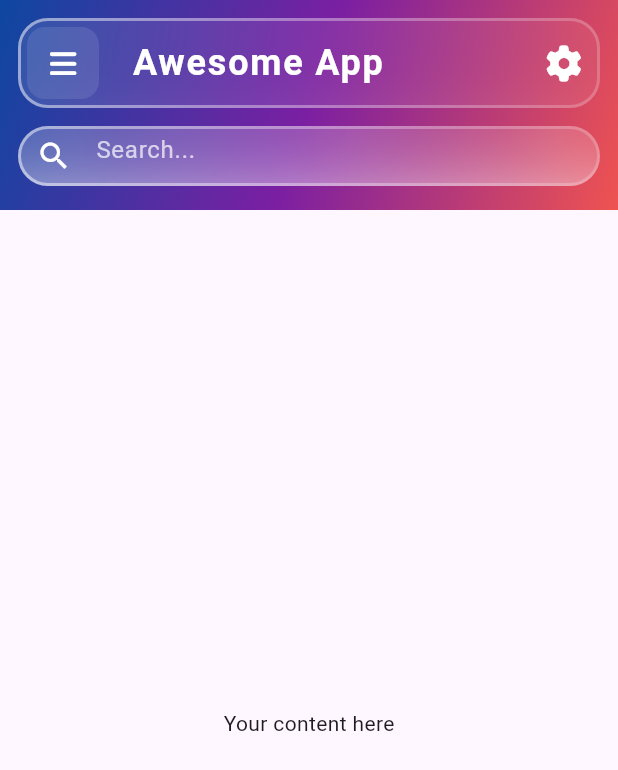
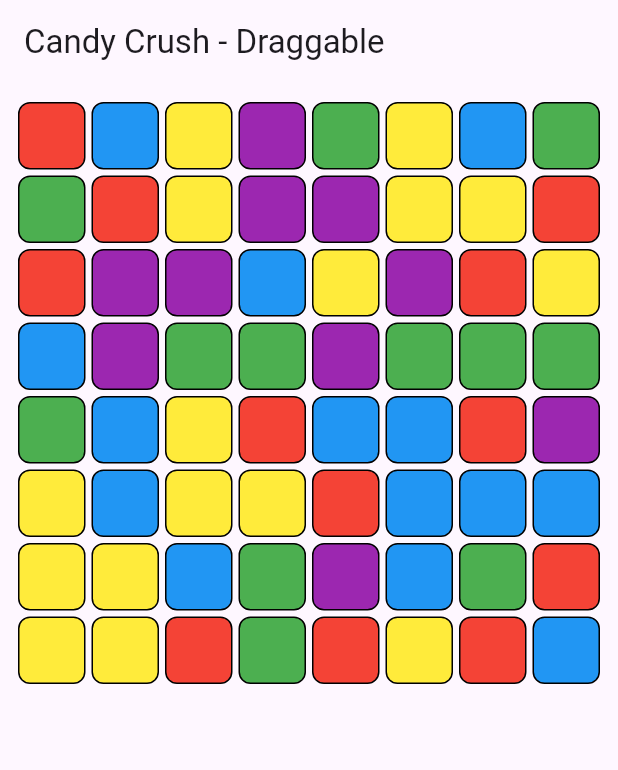
Before and after one commit to adityaandhale30/https---github.com-FrameworkProjects-Trial, a Flutter app: the screen it shows after launch, on a phone screen of 412 x 824 dp. Shown: the top 770 px of the screen. Run offline on Flutter 3.47's test engine with Material 3 defaults, Android fonts, the phone set to English and light mode, and no system bars; drawn by our look-alikes of animated_text_kit, glassmorphism; our stand-ins replace sqflite; accounts and stored records are empty.

Commit message:
trial - Draggable

```diff
--- a/lib/main.dart
+++ b/lib/main.dart
@@ -1,240 +1,174 @@
-import 'package:animated_text_kit/animated_text_kit.dart';
+import 'dart:math';
 import 'package:flutter/material.dart';
-import 'package:font_awesome_flutter/font_awesome_flutter.dart';
-import 'package:glassmorphism/glassmorphism.dart';
 
 void main() {
-  runApp(const MainApp());
+  runApp(const CandyCrushApp());
 }
 
-class MainApp extends StatelessWidget {
-  const MainApp({super.key});
+class CandyCrushApp extends StatelessWidget {
+  const CandyCrushApp({super.key});
 
   @override
   Widget build(BuildContext context) {
     return const MaterialApp(
-      home: ExamplePage(),
+      home: CandyCrushGame(),
     );
   }
 }
 
-// Add these to pubspec.yaml:
-// dependencies:
-//   flutter_gradient_colors: ^2.1.1
-//   font_awesome_flutter: ^10.6.0
-//   glassmorphism: ^3.0.0
-//   animated_text_kit: ^4.2.2
-
-class SuperFancyAppBar extends StatelessWidget implements PreferredSizeWidget {
-  final String title;
-  final List<Widget>? actions;
-  final VoidCallback? onMenuPressed;
-  final bool showSearchBar;
-
-  const SuperFancyAppBar({
-    super.key,
-    required this.title,
-    this.actions,
-    this.onMenuPressed,
-    this.showSearchBar = false,
-  });
+class CandyCrushGame extends StatefulWidget {
+  const CandyCrushGame({super.key});
 
   @override
-  Size get preferredSize => Size.fromHeight(showSearchBar ? 140.0 : 120.0);
+  _CandyCrushGameState createState() => _CandyCrushGameState();
+}
+
+class _CandyCrushGameState extends State<CandyCrushGame> {
+  static const int gridSize = 8;
+  static const int candyTypes = 5;
+  late List<List<int>> grid;
+
+  @override
+  void initState() {
+    super.initState();
+    grid = _generateGrid();
+  }
+
+  List<List<int>> _generateGrid() {
+    final random = Random();
+    return List.generate(
+      gridSize,
+      (_) => List.generate(gridSize, (_) => random.nextInt(candyTypes)),
+    );
+  }
+
+  void _swapCandies(int row1, int col1, int row2, int col2) {
+    setState(() {
+      final temp = grid[row1][col1];
+      grid[row1][col1] = grid[row2][col2];
+      grid[row2][col2] = temp;
+    });
+    _checkAndClearMatches();
+  }
+
+  void _checkAndClearMatches() {
+    final matched = List.generate(gridSize, (_) => List.generate(gridSize, (_) => false));
+
+    // Check for horizontal matches
+    for (int row = 0; row < gridSize; row++) {
+      for (int col = 0; col < gridSize - 2; col++) {
+        if (grid[row][col] == grid[row][col + 1] && grid[row][col] == grid[row][col + 2]) {
+          matched[row][col] = matched[row][col + 1] = matched[row][col + 2] = true;
+        }
+      }
+    }
+
+    // Check for vertical matches
+    for (int col = 0; col < gridSize; col++) {
+      for (int row = 0; row < gridSize - 2; row++) {
+        if (grid[row][col] == grid[row + 1][col] && grid[row][col] == grid[row + 2][col]) {
+          matched[row][col] = matched[row + 1][col] = matched[row + 2][col] = true;
+        }
+      }
+    }
+
+    // Clear matched candies and drop new ones
+    setState(() {
+      for (int row = 0; row < gridSize; row++) {
+        for (int col = 0; col < gridSize; col++) {
+          if (matched[row][col]) {
+            grid[row][col] = -1; // Mark as cleared
+          }
+        }
+      }
+
+      _dropCandies();
+    });
+  }
+
+  void _dropCandies() {
+    final random = Random();
+    for (int col = 0; col < gridSize; col++) {
+      int emptySpaces = 0;
+
+      for (int row = gridSize - 1; row >= 0; row--) {
+        if (grid[row][col] == -1) {
+          emptySpaces++;
+        } else if (emptySpaces > 0) {
+          grid[row + emptySpaces][col] = grid[row][col];
+          grid[row][col] = -1;
+        }
+      }
+
+      // Generate new candies at the top
+      for (int row = 0; row < emptySpaces; row++) {
+        grid[row][col] = random.nextInt(candyTypes);
+      }
+    }
+  }
+
+  Widget _buildCandy(int row, int col) {
+    final colors = [Colors.red, Colors.green, Colors.blue, Colors.yellow, Colors.purple];
+    final candyColor = grid[row][col] == -1 ? Colors.white : colors[grid[row][col]];
+
+    return DragTarget<Map<String, int>>(
+      onAccept: (data) {
+        _swapCandies(data['row']!, data['col']!, row, col);
+      },
+      builder: (context, candidateData, rejectedData) {
+        return Draggable<Map<String, int>>(
+          data: {'row': row, 'col': col},
+          feedback: Container(
+            width: 40,
+            height: 40,
+            decoration: BoxDecoration(
+              color: candyColor.withOpacity(0.7),
+              borderRadius: BorderRadius.circular(8),
+              border: Border.all(color: Colors.black),
+            ),
+          ),
+          childWhenDragging: Container(
+            margin: const EdgeInsets.all(2),
+            decoration: BoxDecoration(
+              color: Colors.grey,
+              borderRadius: BorderRadius.circular(8),
+              border: Border.all(color: Colors.black),
+            ),
+          ),
+          child: Container(
+            margin: const EdgeInsets.all(2),
+            decoration: BoxDecoration(
+              color: candyColor,
+              borderRadius: BorderRadius.circular(8),
+              border: Border.all(color: Colors.black),
+            ),
+          ),
+        );
+      },
+    );
+  }
 
   @override
   Widget build(BuildContext context) {
-    return Container(
-      decoration: BoxDecoration(
-        gradient: LinearGradient(
-          begin: Alignment.topLeft,
-          end: Alignment.bottomRight,
-          colors: [
-            Colors.blue[900]!,
-            Colors.purple[700]!,
-            Colors.red[400]!,
-          ],
-        ),
+    return Scaffold(
+      appBar: AppBar(
+        title: const Text('Candy Crush - Draggable'),
       ),
-      child: SafeArea(
-        child: Column(
-          children: [
-            Padding(
-              padding: const EdgeInsets.all(12.0),
-              child: GlassmorphicContainer(
-                width: double.infinity,
-                height: 60,
-                borderRadius: 20,
-                blur: 20,
-                alignment: Alignment.bottomCenter,
-                border: 2,
-                linearGradient: LinearGradient(
-                  begin: Alignment.topLeft,
-                  end: Alignment.bottomRight,
-                  colors: [
-                    Colors.white.withOpacity(0.1),
-                    Colors.white.withOpacity(0.05),
-                  ],
-                ),
-                borderGradient: LinearGradient(
-                  begin: Alignment.topLeft,
-                  end: Alignment.bottomRight,
-                  colors: [
-                    Colors.white.withOpacity(0.5),
-                    Colors.white.withOpacity(0.2),
-                  ],
-                ),
-                child: Row(
-                  mainAxisAlignment: MainAxisAlignment.spaceBetween,
-                  children: [
-                    Row(
-                      children: [
-                        _buildIconButton(
-                          icon: FontAwesomeIcons.bars,
-                          onPressed: onMenuPressed ?? () {},
-                        ),
-                        const SizedBox(width: 16),
-                        AnimatedTextKit(
-                          animatedTexts: [
-                            TypewriterAnimatedText(
-                              title,
-                              textStyle: const TextStyle(
-                                color: Colors.white,
-                                fontSize: 24,
-                                fontWeight: FontWeight.bold,
-                                letterSpacing: 1.2,
-                              ),
-                              speed: const Duration(milliseconds: 100),
-                            ),
-                          ],
-                          totalRepeatCount: 5,
-                        ),
-                      ],
-                    ),
-                    Row(
-                      children: actions ??
-                          [
-                            _buildIconButton(
-                              icon: FontAwesomeIcons.bell,
-                              hasBadge: true,
-                            ),
-                            _buildIconButton(
-                              icon: FontAwesomeIcons.user,
-                            ),
-                          ],
-                    ),
-                  ],
-                ),
-              ),
-            ),
-            if (showSearchBar)
-              Padding(
-                padding: const EdgeInsets.symmetric(horizontal: 12.0),
-                child: GlassmorphicContainer(
-                  width: double.infinity,
-                  height: 40,
-                  borderRadius: 20,
-                  blur: 20,
-                  alignment: Alignment.bottomCenter,
-                  border: 2,
-                  linearGradient: LinearGradient(
-                    colors: [
-                      Colors.white.withOpacity(0.1),
-                      Colors.white.withOpacity(0.05),
-                    ],
-                  ),
-                  borderGradient: LinearGradient(
-                    colors: [
-                      Colors.white.withOpacity(0.5),
-                      Colors.white.withOpacity(0.2),
-                    ],
-                  ),
-                  child: TextField(
-                    style: const TextStyle(color: Colors.white),
-                    decoration: InputDecoration(
-                      hintText: 'Search...',
-                      hintStyle:
-                          TextStyle(color: Colors.white.withOpacity(0.7)),
-                      prefixIcon: const Icon(Icons.search, color: Colors.white),
-                      border: InputBorder.none,
-                      contentPadding:
-                          const EdgeInsets.symmetric(horizontal: 16),
-                    ),
-                  ),
-                ),
-              ),
-          ],
+      body: Center(
+        child: GridView.builder(
+          padding: const EdgeInsets.all(10),
+          gridDelegate: const SliverGridDelegateWithFixedCrossAxisCount(
+            crossAxisCount: gridSize,
+            childAspectRatio: 1,
+          ),
+          itemCount: gridSize * gridSize,
+          itemBuilder: (context, index) {
+            final row = index ~/ gridSize;
+            final col = index % gridSize;
+            return _buildCandy(row, col);
+          },
         ),
       ),
     );
   }
-
-  Widget _buildIconButton({
-    required IconData icon,
-    VoidCallback? onPressed,
-    bool hasBadge = false,
-  }) {
-    return Stack(
-      children: [
-        Container(
-          margin: const EdgeInsets.all(6),
-          decoration: BoxDecoration(
-            color: Colors.white.withOpacity(0.1),
-            borderRadius: BorderRadius.circular(12),
-          ),
-          child: IconButton(
-            icon: FaIcon(icon, color: Colors.white, size: 20),
-            onPressed: onPressed ?? () {},
-          ),
-        ),
-        if (hasBadge)
-          Positioned(
-            right: 4,
-            top: 4,
-            child: Container(
-              padding: const EdgeInsets.all(4),
-              decoration: const BoxDecoration(
-                color: Colors.red,
-                shape: BoxShape.circle,
-              ),
-              child: const Text(
-                '2',
-                style: TextStyle(
-                  color: Colors.white,
-                  fontSize: 10,
-                  fontWeight: FontWeight.bold,
-                ),
-              ),
-            ),
-          ),
-      ],
-    );
-  }
 }
-
-// Example usage:
-class ExamplePage extends StatelessWidget {
-  const ExamplePage({super.key});
-
-  @override
-  Widget build(BuildContext context) {
-    return Scaffold(
-      appBar: SuperFancyAppBar(
-        title: 'Awesome App',
-        showSearchBar: true,
-        onMenuPressed: () {
-          // Handle menu press
-        },
-        actions: [
-          IconButton(
-            icon: const FaIcon(FontAwesomeIcons.gear, color: Colors.white),
-            onPressed: () {},
-          ),
-        ],
-      ),
-      body: const Center(
-        child: Text('Your content here'),
-      ),
-    );
-  }
-}
--- a/lib/model/time_table_model.dart
+++ b/lib/model/time_table_model.dart
@@ -2,6 +2,7 @@ class TimetableModel {
   String subjectName;
   String date;
   String time;
+
 
 
   TimetableModel({required this.date, required this.subjectName,required this.time});
```
